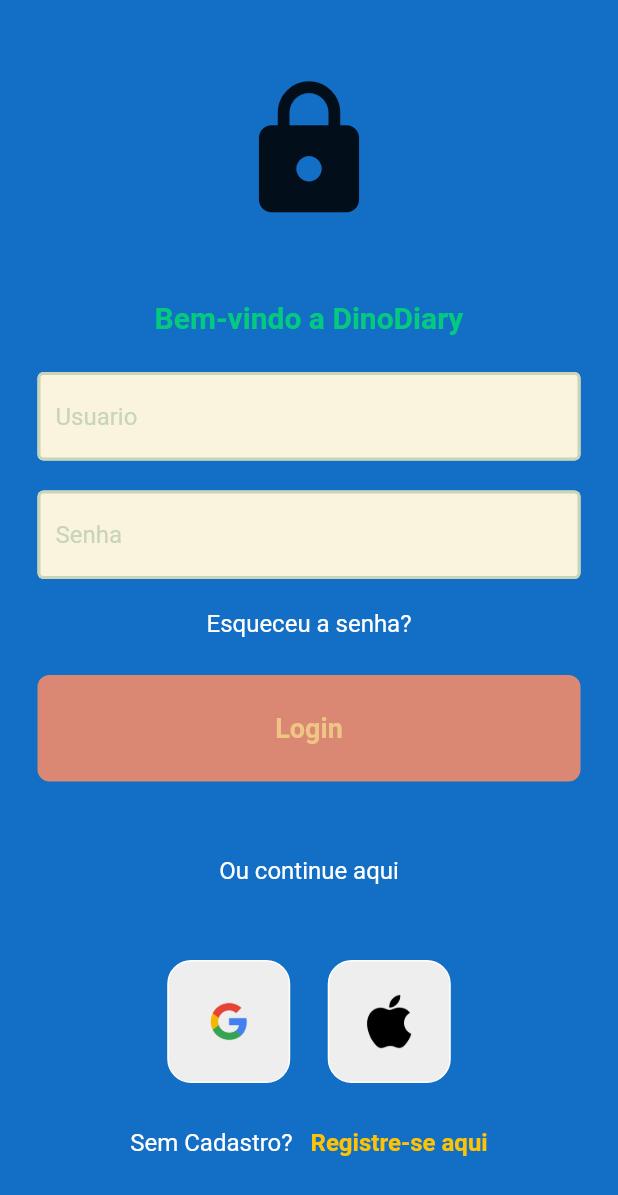
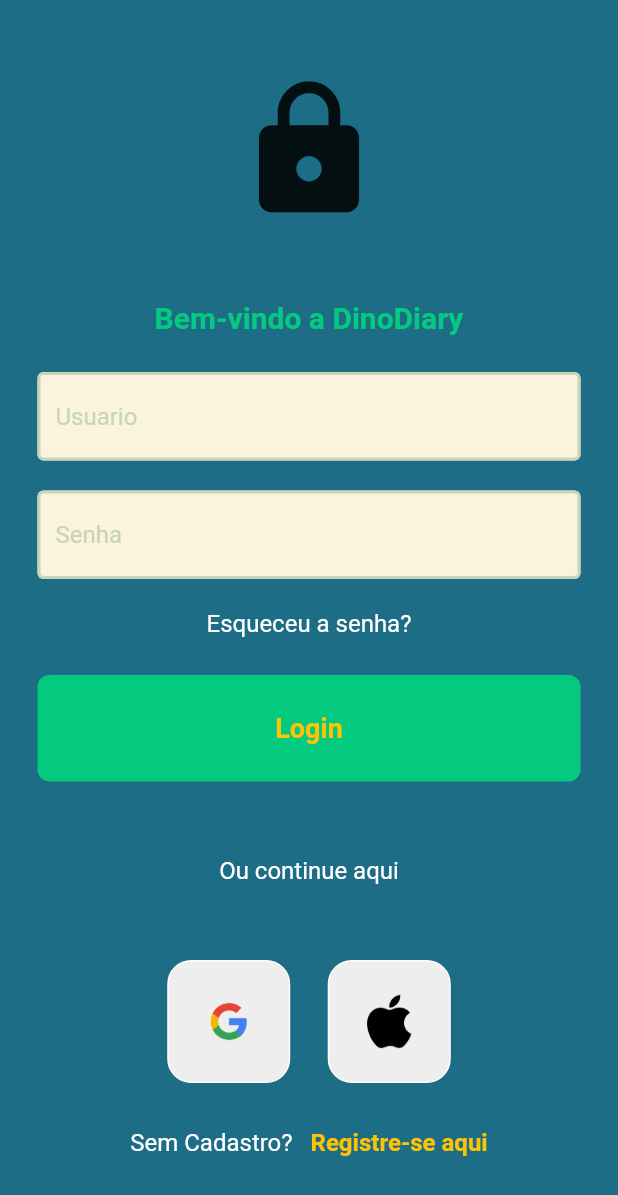
Before and after one commit to fabim1992/DinoDiary, a Flutter app: the screen it shows after launch, on a phone screen of 412 x 824 dp. Shown: the top 1195 px of the screen. Run offline on Flutter 3.47's test engine with Material 2 defaults, Android fonts, the phone set to English and light mode, and no system bars; our stand-ins replace cloud_firestore, firebase_auth, firebase_core, google_fonts, google_sign_in, table_calendar; missing offline and left inert: dart:html; accounts and stored records are empty.

Commit message:
assist cards

```diff
--- a/lib/pages/auth_page.dart
+++ b/lib/pages/auth_page.dart
@@ -1,3 +1,4 @@
+import 'package:dino_diary/pages/assist_cards.dart';
 import 'package:dino_diary/pages/calendar_page.dart';
 import 'package:dino_diary/pages/home_page.dart';
 import 'package:dino_diary/pages/login_or_register.dart';
@@ -16,7 +17,7 @@ class AuthPage extends StatelessWidget {
         builder: (context, snapshot) {
           // usario logado
           if (snapshot.hasData) {
-            return CalendarPage();
+            return AssistCard();
           }
           // usuario nao logado
           else {
--- a/lib/pages/home_page.dart
+++ b/lib/pages/home_page.dart
@@ -61,7 +61,7 @@ class HomePage extends StatelessWidget {
                       gridDelegate: SliverGridDelegateWithFixedCrossAxisCount(
                           crossAxisCount: 2),
                       children: snapshot.data!.docs
-                          .map((note) => CardDiary(() {
+                          .map((note) => cardDiary(() {
                                 Navigator.push(
                                     context,
                                     MaterialPageRoute(
--- a/lib/pages/login_page.dart
+++ b/lib/pages/login_page.dart
@@ -4,6 +4,7 @@ import 'package:dino_diary/pages/home_page.dart';
 import 'package:dino_diary/pages/login_or_register.dart';
 import 'package:dino_diary/pages/register_page.dart';
 import 'package:dino_diary/services/auth_service.dart';
+import 'package:dino_diary/style/app_style.dart';
 import 'package:dino_diary/widgets/login_with.dart';
 import 'package:dino_diary/widgets/my_button.dart';
 import 'package:dino_diary/widgets/my_textbold.dart';
@@ -74,7 +75,7 @@ class _LoginPageState extends State<LoginPage> {
   @override
   Widget build(BuildContext context) {
     return Scaffold(
-      backgroundColor: const Color(0xFF126fc5),
+      backgroundColor: AppStyle.mainColor,
       body: SafeArea(
         child: Center(
           child: ListView(
@@ -92,11 +93,11 @@ class _LoginPageState extends State<LoginPage> {
               const SizedBox(height: 50),
 
               //text
-              const Row(mainAxisAlignment: MainAxisAlignment.center, children: [
+              Row(mainAxisAlignment: MainAxisAlignment.center, children: [
                 Text(
                   'Bem-vindo a DinoDiary',
                   style: TextStyle(
-                    color: Color(0xff04ca7f),
+                    color: AppStyle.accentColor2,
                     fontSize: 20,
                     fontWeight: FontWeight.bold,
                   ),
@@ -127,6 +128,7 @@ class _LoginPageState extends State<LoginPage> {
                   MyTextBold(
                     isBold: false,
                     myText: 'Esqueceu a senha?',
+                    iscolorwhite: true,
                   ),
                 ],
               ),
@@ -147,6 +149,7 @@ class _LoginPageState extends State<LoginPage> {
                   MyTextBold(
                     isBold: false,
                     myText: 'Ou continue aqui',
+                    iscolorwhite: true,
                   ),
                 ],
               ),
@@ -177,6 +180,7 @@ class _LoginPageState extends State<LoginPage> {
                   const MyTextBold(
                     isBold: false,
                     myText: 'Sem Cadastro?',
+                    iscolorwhite: true,
                   ),
                   const SizedBox(width: 4),
                   GestureDetector(
--- a/lib/pages/note_editor.dart
+++ b/lib/pages/note_editor.dart
@@ -1,5 +1,4 @@
 import 'dart:math';
-
 import 'package:cloud_firestore/cloud_firestore.dart';
 import 'package:dino_diary/style/app_style.dart';
 import 'package:firebase_core/firebase_core.dart';
--- a/lib/pages/register_page.dart
+++ b/lib/pages/register_page.dart
@@ -143,6 +143,7 @@ class _RegisterPageState extends State<RegisterPage> {
                   MyTextBold(
                     isBold: false,
                     myText: 'Ou continue aqui',
+                    iscolorwhite: true,
                   ),
                 ],
               ),
@@ -173,6 +174,7 @@ class _RegisterPageState extends State<RegisterPage> {
                   const MyTextBold(
                     isBold: false,
                     myText: 'Ja tem uma conta?',
+                    iscolorwhite: true,
                   ),
                   const SizedBox(width: 4),
                   GestureDetector(
--- a/lib/style/app_style.dart
+++ b/lib/style/app_style.dart
@@ -1,22 +1,65 @@
+import 'dart:math';
 import 'package:flutter/material.dart';
 import 'package:flutter/widgets.dart';
 import 'package:google_fonts/google_fonts.dart';
 
 class AppStyle {
-  static Color mainColor = Color(0xFF126fc5);
-  static Color accentColor = Color(0xFF0065FF);
+  static Color mainColor = Color(0xff1d6d86);
+  static Color mainColor2 = Color(0xff4ebeef);
+  static Color accentColor = Color(0xff4eefa6);
+  static Color accentColor2 = Color(0xff04ca7f);
+  static Color textcolor = Color(0xff866a1d);
+  static Color textcolor2 = Color(0xffffc306);
   static Color bgColor = Color(0xFFe2e2ff);
 
   static List<Color> cardsColor = [
-    Colors.white,
-    Colors.red.shade100,
-    Colors.pink.shade100,
-    Colors.orange.shade100,
-    Colors.yellow.shade100,
-    Colors.green.shade100,
-    Colors.blue.shade100,
-    Colors.blueGrey.shade100,
+    Colors.purple.shade200,
+    Colors.red.shade200,
+    Colors.pink.shade200,
+    Colors.orange.shade200,
+    Colors.yellow.shade200,
+    Colors.green.shade200,
+    Colors.blue.shade200,
+    Colors.blueGrey.shade200,
+    Colors.amber.shade300,
+    Colors.brown.shade200,
+    Colors.cyan.shade200,
+    Colors.indigo.shade200,
+    Colors.lime.shade400,
+    Colors.teal.shade400,
+    Colors.deepOrange.shade200,
+    Colors.grey.shade200
   ];
+
+  static Color pickColor() {
+    if (cardsColor.isEmpty) {
+      // If the list is empty, reset it
+      cardsColor = [
+        Colors.purple.shade200,
+        Colors.red.shade200,
+        Colors.pink.shade200,
+        Colors.orange.shade200,
+        Colors.yellow.shade400,
+        Colors.green.shade200,
+        Colors.blue.shade200,
+        Colors.blueGrey.shade200,
+        Colors.amber.shade300,
+        Colors.brown.shade200,
+        Colors.cyan.shade200,
+        Colors.indigo.shade200,
+        Colors.lime.shade400,
+        Colors.teal.shade400,
+        Colors.deepOrange.shade200,
+        Colors.grey.shade200
+      ];
+    }
+
+    // Pick a random index
+    final int index = Random().nextInt(cardsColor.length);
+
+    // Remove and return the color at the selected index
+    return cardsColor.removeAt(index);
+  }
 
   static TextStyle mainTitle =
       GoogleFonts.roboto(fontSize: 18, fontWeight: FontWeight.bold);
--- a/lib/widgets/card_diary.dart
+++ b/lib/widgets/card_diary.dart
@@ -2,7 +2,7 @@ import 'package:cloud_firestore/cloud_firestore.dart';
 import 'package:dino_diary/style/app_style.dart';
 import 'package:flutter/material.dart';
 
-Widget CardDiary(Function()? onTap, QueryDocumentSnapshot doc) {
+Widget cardDiary(Function()? onTap, QueryDocumentSnapshot doc) {
   return InkWell(
     onTap: onTap,
     child: Container(
--- a/lib/widgets/my_button.dart
+++ b/lib/widgets/my_button.dart
@@ -1,3 +1,4 @@
+import 'package:dino_diary/style/app_style.dart';
 import 'package:flutter/material.dart';
 
 class MyButton extends StatelessWidget {
@@ -18,14 +19,14 @@ class MyButton extends StatelessWidget {
         padding: const EdgeInsets.all(25),
         margin: const EdgeInsets.symmetric(horizontal: 25),
         decoration: BoxDecoration(
-          color: Color(0xFFda8873),
+          color: AppStyle.accentColor2,
           borderRadius: BorderRadius.circular(8),
         ),
         child: Center(
           child: Text(
             text,
-            style: const TextStyle(
-              color: Color(0xFFEEC584),
+            style: TextStyle(
+              color: AppStyle.textcolor2,
               fontWeight: FontWeight.bold,
               fontSize: 18,
             ),
--- a/lib/widgets/my_textbold.dart
+++ b/lib/widgets/my_textbold.dart
@@ -3,15 +3,17 @@ import 'package:flutter/material.dart';
 class MyTextBold extends StatelessWidget {
   final myText;
   final isBold;
+  final iscolorwhite;
   const MyTextBold({
     super.key,
     required this.myText,
     required this.isBold,
+    required this.iscolorwhite,
   });
 
   @override
   Widget build(BuildContext context) {
-    if (isBold) {
+    if (isBold && iscolorwhite) {
       return Text(
         myText,
         style: const TextStyle(
@@ -20,7 +22,7 @@ class MyTextBold extends StatelessWidget {
           fontSize: 16,
         ),
       );
-    } else {
+    } else if (isBold == false && iscolorwhite) {
       return Text(
         myText,
         style: const TextStyle(
@@ -28,6 +30,23 @@ class MyTextBold extends StatelessWidget {
           fontSize: 16,
         ),
       );
+    } else if (isBold && iscolorwhite == false) {
+      return Text(
+        myText,
+        style: const TextStyle(
+          color: Colors.black,
+          fontWeight: FontWeight.bold,
+          fontSize: 16,
+        ),
+      );
+    } else {
+      return Text(
+        myText,
+        style: const TextStyle(
+          color: Colors.black,
+          fontSize: 16,
+        ),
+      );
     }
   }
 }
```
Also changed, not shown: lib/pages/assist_cards.dart (+47 -8 lines), lib/widgets/card_user.dart (added, +71 -0 lines).
